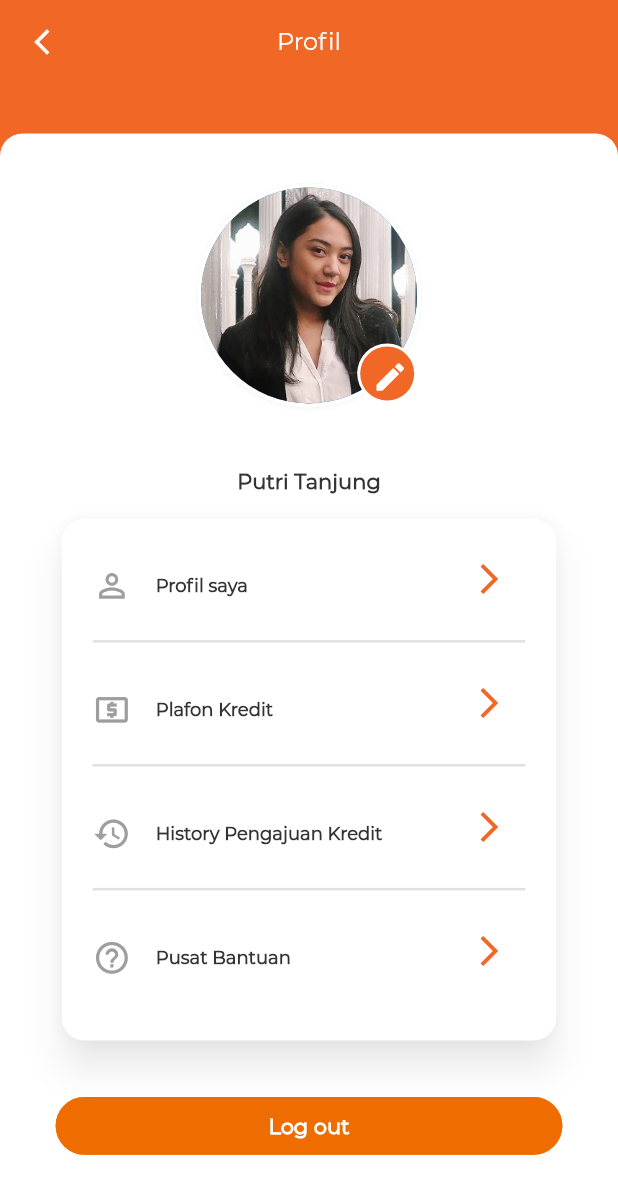
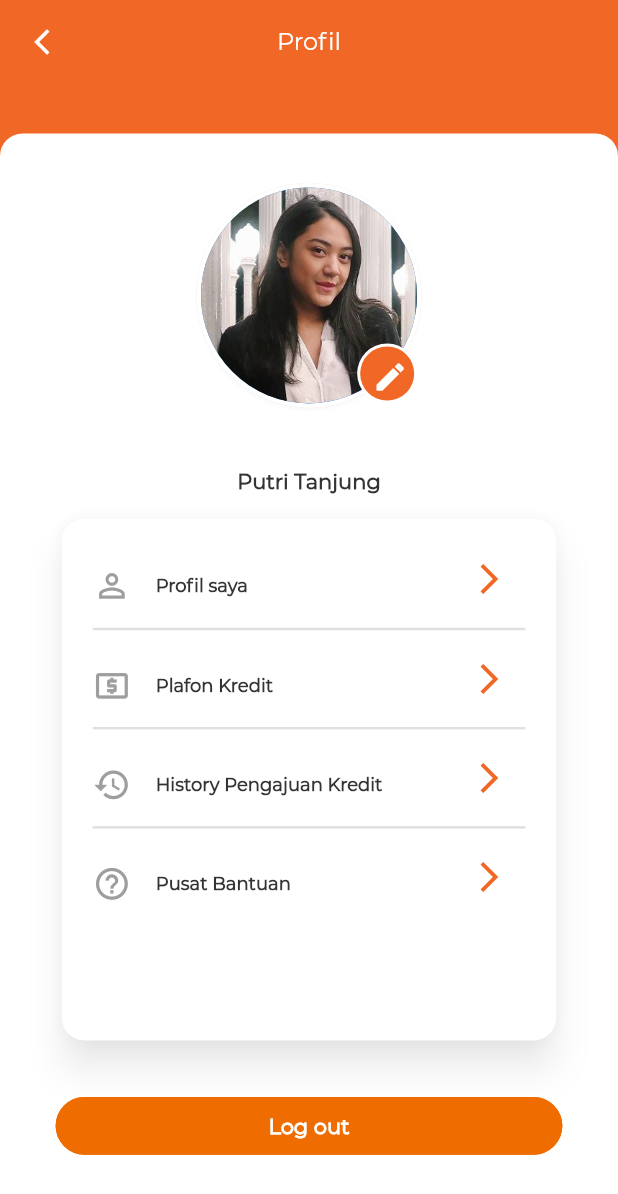
Before and after one commit to tahira-khan/saya-app-design, a Flutter app: the screen it shows after launch, on a phone screen of 412 x 824 dp. Shown: the top 1194 px of the screen. Run offline on Flutter 3.47's test engine with Material 2 defaults, Android fonts, the phone set to English and light mode, and no system bars.

```diff
--- a/lib/screens/profile_screen.dart
+++ b/lib/screens/profile_screen.dart
@@ -209,7 +209,7 @@ class _ProfileScreenState extends State<ProfileScreen> {
 
   Widget divider(height, width) {
     return Container(
-      margin: EdgeInsets.only(top: height * 0.02, bottom: height * 0.02),
+      margin: EdgeInsets.only(top: height * 0.01, bottom: height * 0.01),
       height: height * 0.002,
       color: Colors.grey[300],
     );
```
